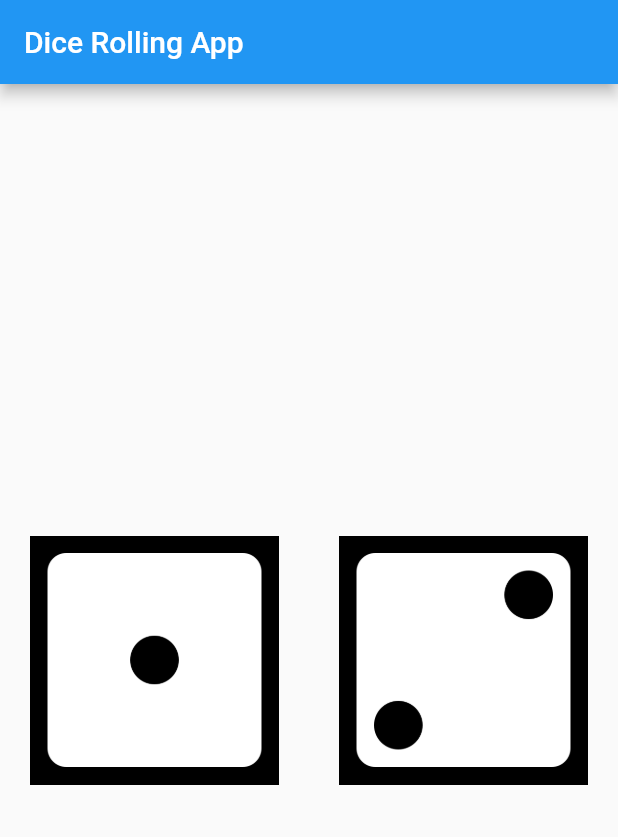
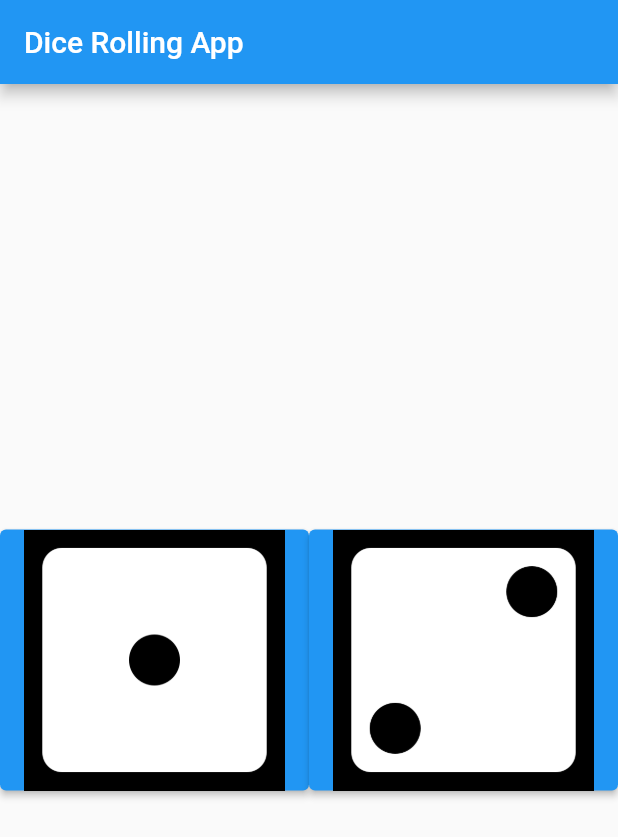
Before and after one commit to abedsully/FlutterDice, a Flutter app: the screen it shows after launch, on a phone screen of 412 x 824 dp. Shown: the top 837 px of the screen. Run offline on Flutter 3.47's test engine with Material 2 defaults, Android fonts, the light colour scheme and no system bars.

Commit message:
third commit, wrapping image inside button

```diff
--- a/lib/main.dart
+++ b/lib/main.dart
@@ -19,15 +19,19 @@ class MyApp extends StatelessWidget {
           child: Row(
             children: [
               Expanded(
-                child: Padding(
-                  padding: EdgeInsets.all(20),
+                child: ElevatedButton(
+                  onPressed: () {
+                    print("Left button is pressed");
+                  },
                   child: Image.asset('images/one.png'),
                 ),
               ),
               Expanded(
-                child: Padding(
-                  padding: EdgeInsets.all(20),
+                child: ElevatedButton(
                   child: Image.asset('images/two.png'),
+                  onPressed: () {
+                    print("Right button is pressed");
+                  },
                 ),
               )
             ],
```
